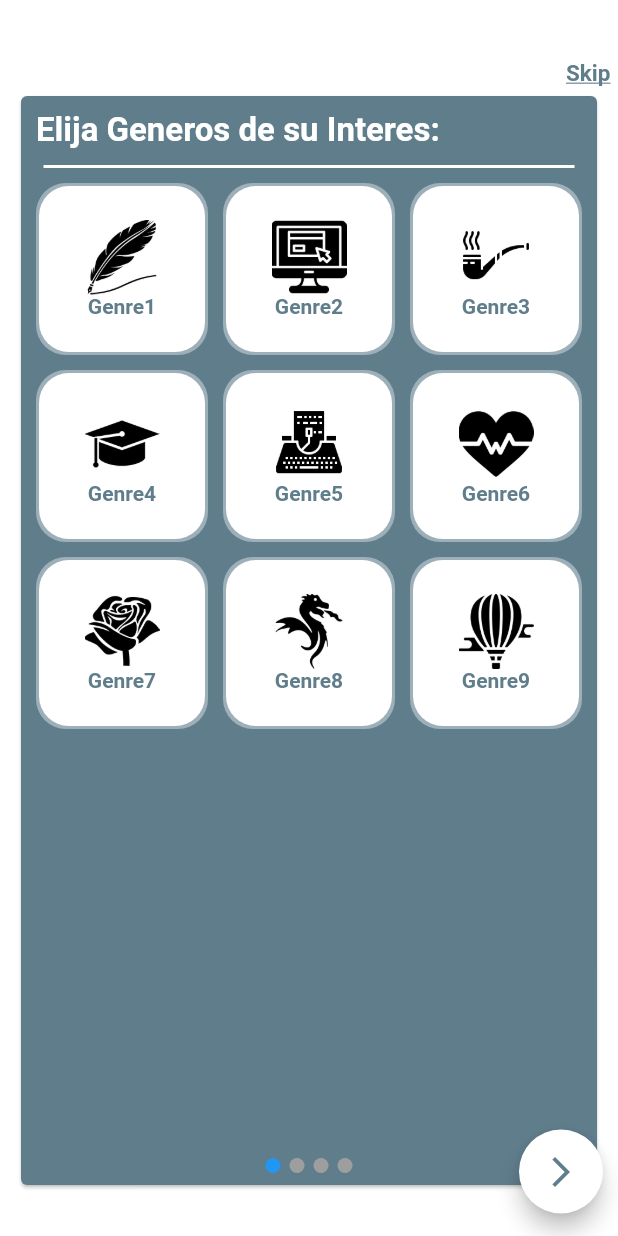
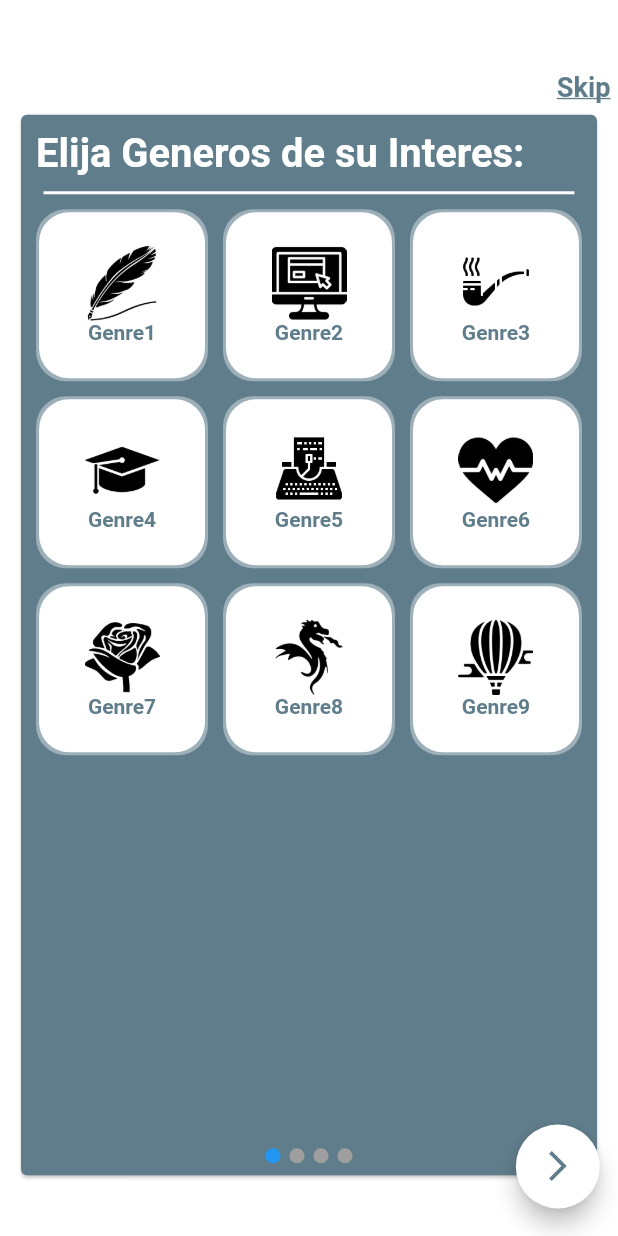
Before and after one commit to Wayabook/BookifyMultiplatformApp, a Flutter app: the FirstTimeFormPage screen opened directly, on a phone screen of 412 x 824 dp. Run offline on Flutter 3.47's test engine with Material 2 defaults, Android fonts, the phone set to English and light mode, and no system bars; our stand-ins replace auto_size_text, bordered_text, confetti, flutter_rating_bar, flutter_svg, flutter_swiper and 3 more; missing offline and left inert: custom_navigator, flutter_page_indicator.

Commit message:
[WIP] Make app responsive. Main tab bar modified. First time form in progrees.

```diff
--- a/lib/LayoutWidgets/Buttons/small_button_underlined.dart
+++ b/lib/LayoutWidgets/Buttons/small_button_underlined.dart
@@ -1,5 +1,7 @@
+import 'package:bookifyapp/SizeConfig.dart';
 import 'package:flutter/cupertino.dart';
 import 'package:flutter/material.dart';
+import 'package:bookifyapp/SizeConfig.dart';
 
 class SmallButtonUnderlined extends StatelessWidget {
 
@@ -10,7 +12,7 @@ class SmallButtonUnderlined extends StatelessWidget {
   SmallButtonUnderlined(
       this.text,
       {
-        this.fontSize = 15.0,
+        this.fontSize = 15,
         this.textColor = Colors.blue
       }
   );
@@ -20,7 +22,7 @@ class SmallButtonUnderlined extends StatelessWidget {
     return Text(
       text,
       style: TextStyle(
-        fontSize: this.fontSize,
+        fontSize: this.fontSize == 15 ? (2.20 * SizeConfig.textMultiplier) : this.fontSize,
         fontWeight: FontWeight.bold,
         color: this.textColor,
         decoration: TextDecoration.underline,
--- a/lib/Pages/first_time_form_page.dart
+++ b/lib/Pages/FirstTimeForm/first_time_form_page.dart
@@ -8,6 +8,7 @@ import 'package:bookifyapp/Models/Book.dart';
 import 'package:bookifyapp/Models/Genre.dart';
 import 'package:bookifyapp/Pages/add_custom_list_page.dart';
 import 'package:bookifyapp/Pages/main_tab_page.dart';
+import 'package:bookifyapp/SizeConfig.dart';
 import 'package:flutter/material.dart';
 import 'package:flutter_swiper/flutter_swiper.dart';
 import 'package:flutter_page_indicator/flutter_page_indicator.dart';
@@ -75,7 +76,12 @@ class _FirstTimeFormPage extends State<FirstTimeFormPage> with TickerProviderSta
         child: Stack(
           children: [
             Padding(
-              padding: EdgeInsets.fromLTRB(5, 40, 5, 10),
+              padding: EdgeInsets.fromLTRB(
+                  (1.21 * SizeConfig.widthMultiplier),
+                  (5.8 * SizeConfig.heightMultiplier),
+                  (1.21 * SizeConfig.widthMultiplier),
+                  (1.47 * SizeConfig.heightMultiplier),
+              ),
               child: Container(
                   color: kPrimaryLightColor,
                   child: Align(
@@ -92,10 +98,14 @@ class _FirstTimeFormPage extends State<FirstTimeFormPage> with TickerProviderSta
 
 
             Padding(
-              padding: EdgeInsets.fromLTRB(10, 60, 10, 30),
+              padding: EdgeInsets.fromLTRB(
+                  (2.43 * SizeConfig.widthMultiplier),
+                  (8.8 * SizeConfig.heightMultiplier),
+                  (2.43 * SizeConfig.widthMultiplier),
+                  (4.4 * SizeConfig.heightMultiplier)
+              ),
               child: Container(
-                height: MediaQuery.of(context).size.height - 90,
-                //height: MediaQuery.of(context).size.height - 45,
+                height: MediaQuery.of(context).size.height - (13.23 * SizeConfig.heightMultiplier),
                 child: Center(
                   child: Card(
                       color: kPrimaryDarkColor,
@@ -107,7 +117,7 @@ class _FirstTimeFormPage extends State<FirstTimeFormPage> with TickerProviderSta
                         containerWidth: double.infinity,
                         itemCount: 4,
                         pagination: SwiperPagination(
-                          margin: new EdgeInsets.all(5.0),
+                          margin: new EdgeInsets.all((1.21 * SizeConfig.widthMultiplier)),
                           builder: new DotSwiperPaginationBuilder(
                           color: Colors.grey, activeColor: Colors.blue),
                         ),
@@ -140,9 +150,14 @@ class _FirstTimeFormPage extends State<FirstTimeFormPage> with TickerProviderSta
                             return Center(
                               child: Column(
                                 children: [
-                                  ListTitle(title, fontSize: 22,),
+                                  ListTitle(title, fontSize: (3.23 * SizeConfig.textMultiplier),),
                                   Padding(
-                                      padding: EdgeInsets.fromLTRB(10, 0, 10, 0),
+                                      padding: EdgeInsets.fromLTRB(
+                                          (2.43 * SizeConfig.widthMultiplier),
+                                          0,
+                                          (2.43 * SizeConfig.widthMultiplier),
+                                          0
+                                      ),
                                       child: GenresGrid(Genre.getMockGenres(),
                                       )
                                   ),
@@ -158,8 +173,8 @@ class _FirstTimeFormPage extends State<FirstTimeFormPage> with TickerProviderSta
             ),
 
             Positioned(
-              right: 10,
-              bottom: 15,
+              right: (1.47 * SizeConfig.heightMultiplier),
+              bottom: (2.2 * SizeConfig.heightMultiplier),
               child: FloatingActionButton(
                 heroTag: UniqueKey(),
                 backgroundColor: _floatingActionButtonColor,
--- a/lib/Pages/LoginPages/Login/body.dart
+++ b/lib/Pages/LoginPages/Login/body.dart
@@ -1,4 +1,5 @@
 import 'package:bookifyapp/Design/constants.dart';
+import 'package:bookifyapp/Pages/FirstTimeForm/first_time_form_page.dart';
 import 'package:flutter/material.dart';
 import 'package:bookifyapp/Pages/LoginPages/Login/background.dart';
 import 'package:bookifyapp/Pages/LoginPages/Components/already_have_an_account_acheck.dart';
@@ -8,7 +9,6 @@ import 'package:bookifyapp/Pages/LoginPages/Components/rounded_button.dart';
 import 'package:bookifyapp/Pages/LoginPages/Components/social_icon.dart';
 import 'package:bookifyapp/Pages/LoginPages/Components/or_divider.dart';
 import 'package:bookifyapp/Pages/LoginPages/Signup/singup_page.dart';
-import '../../first_time_form_page.dart';
 
 class Body extends StatelessWidget {
   const Body({
--- a/lib/Pages/LoginPages/Signup/body.dart
+++ b/lib/Pages/LoginPages/Signup/body.dart
@@ -1,4 +1,5 @@
 import 'package:bookifyapp/Design/constants.dart';
+import 'package:bookifyapp/Pages/FirstTimeForm/first_time_form_page.dart';
 import 'package:flutter/material.dart';
 import 'package:bookifyapp/Pages/LoginPages/Login/login_page.dart';
 import 'package:bookifyapp/Pages/LoginPages/Signup/background.dart';
@@ -8,7 +9,6 @@ import 'package:bookifyapp/Pages/LoginPages/Components/already_have_an_account_a
 import 'package:bookifyapp/Pages/LoginPages/Components/rounded_password_field.dart';
 import 'package:bookifyapp/Pages/LoginPages/Components/rounded_input_field.dart';
 import 'package:bookifyapp/Pages/LoginPages/Components/rounded_button.dart';
-import '../../first_time_form_page.dart';
 
 class Body extends StatelessWidget {
   @override
--- a/lib/Pages/main_tab_page.dart
+++ b/lib/Pages/main_tab_page.dart
@@ -2,6 +2,7 @@ import 'package:bookifyapp/Design/constants.dart';
 import 'package:bookifyapp/Enums/profile_type.dart';
 import 'package:bookifyapp/Pages/profile_page.dart';
 import 'package:bookifyapp/Pages/reading_page.dart';
+import 'package:bookifyapp/SizeConfig.dart';
 import 'package:custom_navigator/custom_navigation.dart';
 import 'package:flutter/material.dart';
 import 'package:bookifyapp/Models/User.dart';
@@ -58,6 +59,7 @@ class _MainTabPage extends State<MainTabPage> {
         bottomNavigationBar: BottomNavigationBar(
           items: _items,
           backgroundColor: Colors.white54,
+          iconSize: (4.4 * SizeConfig.heightMultiplier),
         ),
       ),
 
```
Also changed, not shown: 1 other file.
